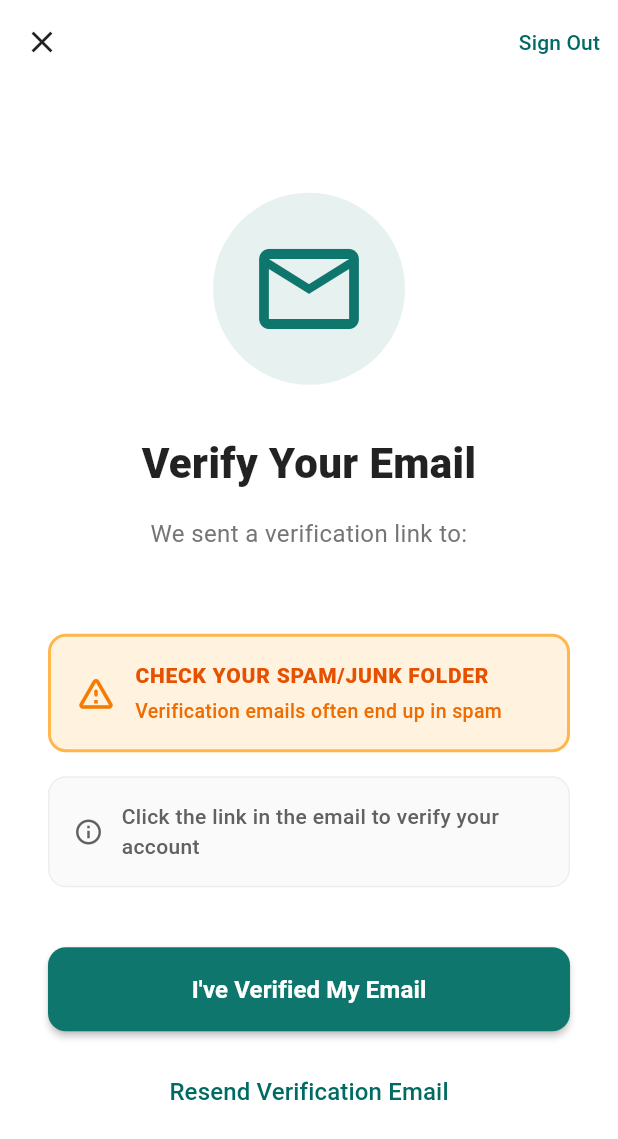
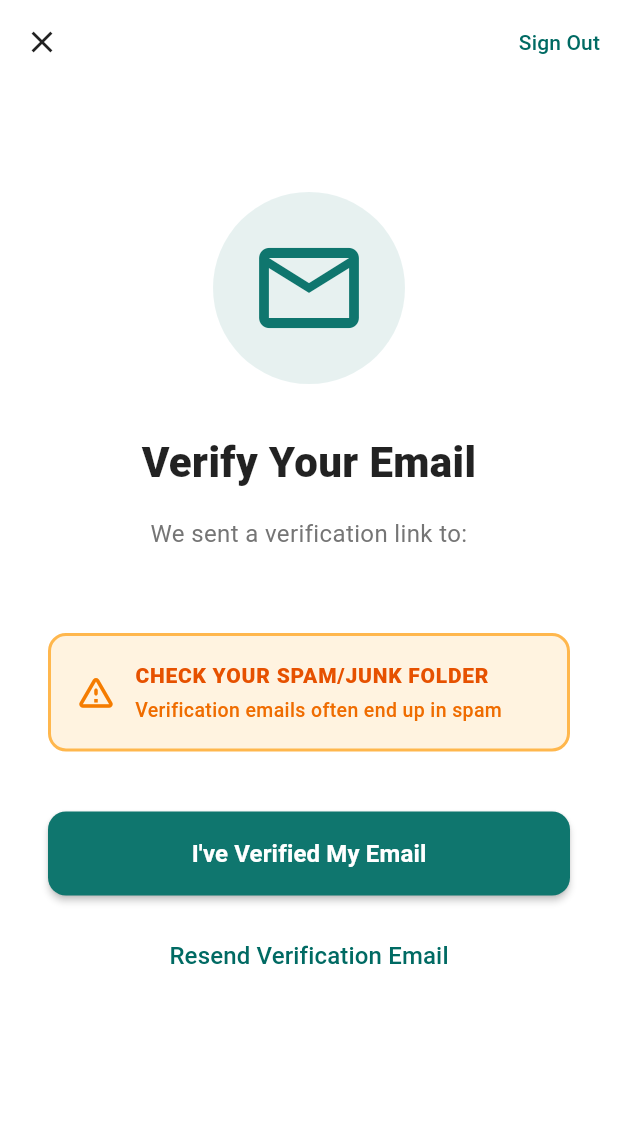
Before and after one commit to cglendenning/annoyed, a Flutter app: the EmailVerificationScreen screen opened directly, on a phone screen of 412 x 824 dp. Shown: the top 1139 px of the screen. Run offline on Flutter 3.47's test engine with Material 3 defaults, Android fonts, the light colour scheme and no system bars; our stand-ins replace audioplayers, cloud_firestore, cloud_functions, firebase_auth, firebase_core, fl_chart and 5 more; missing offline and left inert: purchases_flutter; accounts and stored records are empty; generated files the repository leaves out were written again.

Commit message:
formatting on the verify your email screen

```diff
--- a/lib/screens/email_verification_screen.dart
+++ b/lib/screens/email_verification_screen.dart
@@ -219,11 +219,12 @@
         ],
       ),
       body: SafeArea(
-        child: Padding(
+        child: SingleChildScrollView(
           padding: const EdgeInsets.all(32.0),
           child: Column(
-            mainAxisAlignment: MainAxisAlignment.center,
             children: [
+              const SizedBox(height: 40),
+
               // Email icon with pulse animation
               Container(
                 padding: const EdgeInsets.all(24),
@@ -319,34 +320,6 @@
                 ),
               ),
 
-              const SizedBox(height: 16),
-
-              // Info box
-              Container(
-                padding: const EdgeInsets.all(16),
-                decoration: BoxDecoration(
-                  color: Colors.grey.shade50,
-                  borderRadius: BorderRadius.circular(12),
-                  border: Border.all(color: Colors.grey.shade200),
-                ),
-                child: Row(
-                  children: [
-                    Icon(Icons.info_outline, size: 20, color: Colors.grey.shade700),
-                    const SizedBox(width: 12),
-                    Expanded(
-                      child: Text(
-                        'Click the link in the email to verify your account',
-                        style: TextStyle(
-                          fontSize: 14,
-                          color: Colors.grey.shade700,
-                          fontWeight: FontWeight.w500,
-                        ),
-                      ),
-                    ),
-                  ],
-                ),
-              ),
-
               const SizedBox(height: 40),
 
               // I've Verified button
@@ -398,6 +371,8 @@
                         style: TextStyle(fontSize: 16),
                       ),
               ),
+
+              const SizedBox(height: 40),
             ],
           ),
         ),
```
